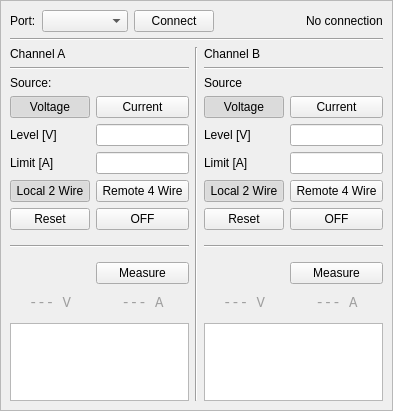
First picture: the form in modules/smu/SmuWidget.ui, repository Silas-Hoerz/Modulab, before the edit.
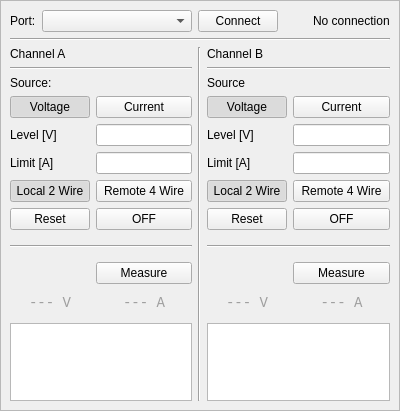
Second picture: the form after the edit.

```diff
--- a/modules/smu/SmuWidget.ui
+++ b/modules/smu/SmuWidget.ui
@@ -6,7 +6,7 @@
    <rect>
     <x>0</x>
     <y>0</y>
-    <width>393</width>
+    <width>400</width>
     <height>411</height>
    </rect>
   </property>
@@ -53,11 +53,17 @@
         <item>
          <widget class="QComboBox" name="comboBox_port">
           <property name="sizePolicy">
-           <sizepolicy hsizetype="Expanding" vsizetype="Maximum">
+           <sizepolicy hsizetype="Minimum" vsizetype="Maximum">
             <horstretch>0</horstretch>
             <verstretch>0</verstretch>
            </sizepolicy>
           </property>
+          <property name="minimumSize">
+           <size>
+            <width>150</width>
+            <height>0</height>
+           </size>
+          </property>
           <property name="maximumSize">
            <size>
             <width>250</width>
@@ -89,7 +95,7 @@
           </property>
           <property name="sizeHint" stdset="0">
            <size>
-            <width>40</width>
+            <width>0</width>
             <height>20</height>
            </size>
           </property>
```
Left out of the diff: 2 changed lines with no effect on the pictures.
